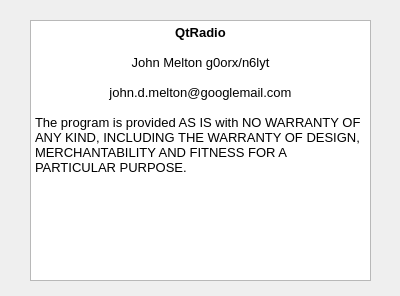
First picture: the form in trunk/src/QtRadio/About.ui, repository borgestrand/sdr-widget, before the edit.
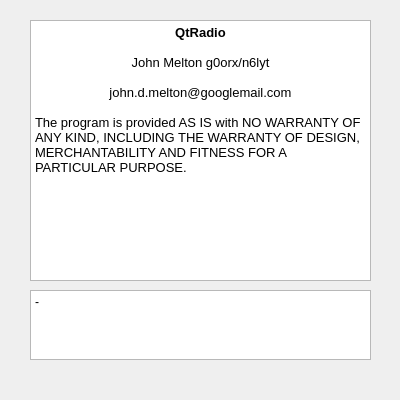
Second picture: the form after the edit.

Commit message: git string added in About; Source and PPA release 1.3

```diff
--- a/trunk/src/QtRadio/About.ui
+++ b/trunk/src/QtRadio/About.ui
@@ -7,12 +7,25 @@
     <x>0</x>
     <y>0</y>
     <width>400</width>
-    <height>296</height>
+    <height>400</height>
    </rect>
   </property>
   <property name="windowTitle">
    <string>Dialog</string>
   </property>
+  <widget class="QTextBrowser" name="textBrowserGit">
+   <property name="geometry">
+    <rect>
+     <x>30</x>
+     <y>290</y>
+     <width>341</width>
+     <height>70</height>
+    </rect>
+   </property>
+   <property name="html">
+    <string>-</string>
+   </property>
+  </widget>
   <widget class="QTextBrowser" name="textBrowser">
    <property name="geometry">
     <rect>
```
Left out of the diff: 2 changed lines with no effect on the pictures. The commit also changes 4 other files.
